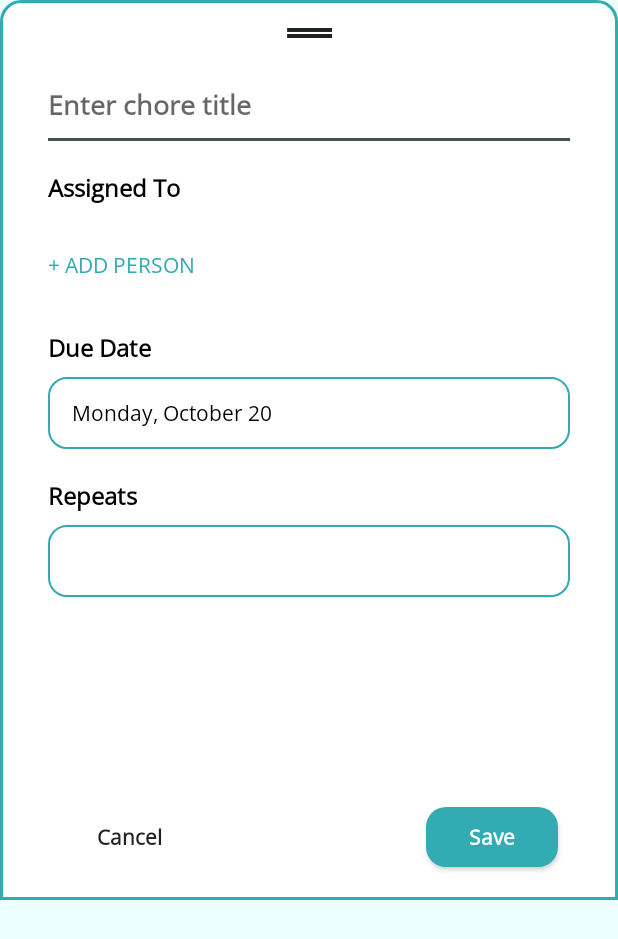
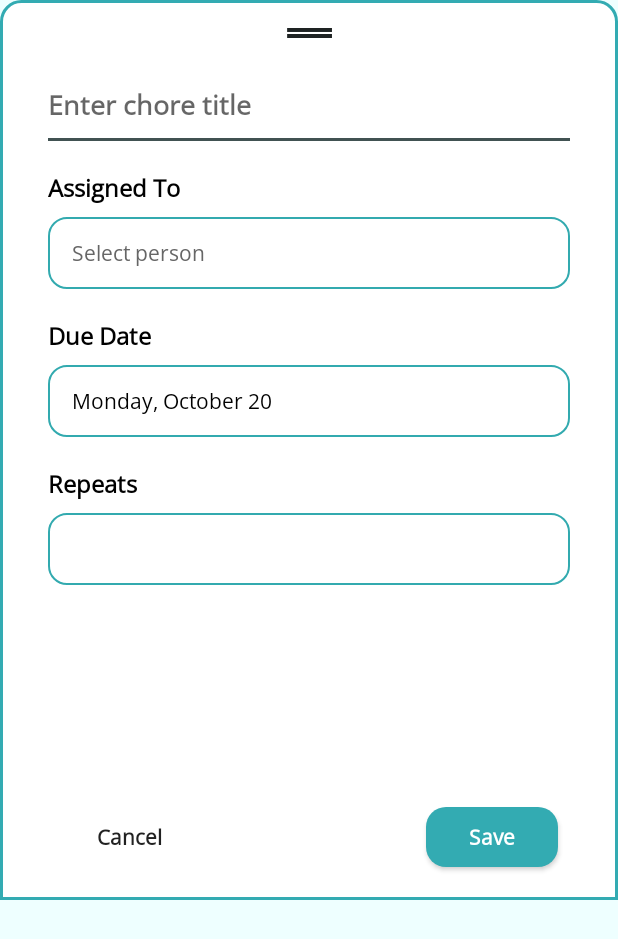
Before and after one commit to haniellejermayn/Kasama, an Android app: the layout layout_bottom_chore_detail.xml on its own in the app's theme, with its tools: preview values and no code run, on a phone screen of 412 x 824 dp. Shown: the top 939 px of the screen. Run offline under Robolectric (Android 15) with nearby library versions, the phone set to English and light mode, and no system bars; Roboto replaces fonts that are not available here.

Commit message:
fix: bottom dialog errors

```diff
--- a/app/src/main/java/com/mobicom/s18/kasama/utils/BottomNoteDialog.kt
+++ b/app/src/main/java/com/mobicom/s18/kasama/utils/BottomNoteDialog.kt
@@ -38,10 +38,5 @@ fun showNoteBottomSheet(
 
     bottomSheet.window?.setBackgroundDrawableResource(R.color.transparent)
     bottomSheet.setContentView(binding.root)
-    bottomSheet.setOnShowListener {
-        val bottomSheetView =
-            bottomSheet.findViewById<View>(com.google.android.material.R.id.design_bottom_sheet)
-        bottomSheetView?.setBackgroundColor(Color.TRANSPARENT)
-    }
     bottomSheet.show()
 }
--- a/app/src/main/res/layout/layout_bottom_chore_detail.xml
+++ b/app/src/main/res/layout/layout_bottom_chore_detail.xml
@@ -5,7 +5,6 @@
     android:layout_width="match_parent"
     android:layout_height="match_parent"
     android:background="@android:color/transparent">
-
     <androidx.constraintlayout.widget.ConstraintLayout
         android:layout_width="0dp"
         android:layout_height="600dp"
@@ -13,7 +12,6 @@
         app:layout_constraintStart_toStartOf="parent"
         app:layout_constraintTop_toTopOf="parent"
         android:background="@drawable/note_tab">
-
         <ImageView
             android:id="@+id/drag_bar"
             android:layout_width="30dp"
@@ -23,7 +21,6 @@
             app:layout_constraintTop_toTopOf="parent"
             app:srcCompat="@drawable/drag_bar"
             tools:srcCompat="@drawable/drag_bar" />
-
         <EditText
             android:id="@+id/edit_text_chore_title"
             android:layout_width="0dp"
@@ -41,7 +38,6 @@
             app:layout_constraintEnd_toEndOf="parent"
             app:layout_constraintStart_toStartOf="parent"
             app:layout_constraintTop_toBottomOf="@+id/drag_bar" />
-
         <LinearLayout
             android:id="@+id/bar"
             android:layout_width="match_parent"
@@ -55,7 +51,7 @@
             app:layout_constraintStart_toStartOf="parent"
             app:layout_constraintTop_toBottomOf="@+id/edit_text_chore_title" />
 
-        <!-- Assigned To Section -->
+        <!-- Assigned To Section - SINGLE ASSIGNMENT -->
         <TextView
             android:id="@+id/label_assigned_to"
             android:layout_width="wrap_content"
@@ -70,6 +66,8 @@
             app:layout_constraintStart_toStartOf="parent"
             app:layout_constraintTop_toBottomOf="@+id/bar" />
 
+        <!-- COMMENTED OUT: ChipGroup for multiple assignments -->
+        <!--
         <com.google.android.material.chip.ChipGroup
             android:id="@+id/chip_group_assigned"
             android:layout_width="0dp"
@@ -82,7 +80,32 @@
             app:layout_constraintStart_toStartOf="parent"
             app:layout_constraintTop_toBottomOf="@+id/label_assigned_to"
             app:singleLine="false" />
+        -->
 
+        <!-- NEW: Single assignment display -->
+        <TextView
+            android:id="@+id/text_assigned_person"
+            android:layout_width="0dp"
+            android:layout_height="48dp"
+            android:layout_marginStart="20dp"
+            android:layout_marginTop="8dp"
+            android:layout_marginEnd="20dp"
+            android:background="@drawable/border"
+            android:clickable="true"
+            android:focusable="true"
+            android:fontFamily="@font/open_sans"
+            android:gravity="center_vertical"
+            android:paddingStart="16dp"
+            android:paddingEnd="16dp"
+            android:text="Select person"
+            android:textColor="#666666"
+            android:textSize="14sp"
+            app:layout_constraintEnd_toEndOf="parent"
+            app:layout_constraintStart_toStartOf="parent"
+            app:layout_constraintTop_toBottomOf="@+id/label_assigned_to" />
+
+        <!-- COMMENTED OUT: Add Person button (replaced by clickable TextView) -->
+        <!--
         <Button
             android:id="@+id/chip_add_assignee"
             android:layout_width="wrap_content"
@@ -96,6 +119,7 @@
             android:textSize="14sp"
             app:layout_constraintStart_toStartOf="parent"
             app:layout_constraintTop_toBottomOf="@+id/chip_group_assigned" />
+        -->
 
         <!-- Due Date Section -->
         <TextView
@@ -110,8 +134,7 @@
             android:textSize="16sp"
             android:textStyle="bold"
             app:layout_constraintStart_toStartOf="parent"
-            app:layout_constraintTop_toBottomOf="@+id/chip_add_assignee" />
-
+            app:layout_constraintTop_toBottomOf="@+id/text_assigned_person" />
         <TextView
             android:id="@+id/text_due_date"
             android:layout_width="0dp"
@@ -147,7 +170,6 @@
             android:textStyle="bold"
             app:layout_constraintStart_toStartOf="parent"
             app:layout_constraintTop_toBottomOf="@+id/text_due_date" />
-
         <Spinner
             android:id="@+id/spinner_repeats"
             android:layout_width="0dp"
@@ -177,7 +199,6 @@
             android:textStyle="bold"
             app:layout_constraintBottom_toBottomOf="parent"
             app:layout_constraintStart_toStartOf="parent" />
-
         <Button
             android:id="@+id/button_save"
             android:layout_width="wrap_content"
@@ -192,6 +213,5 @@
             android:textStyle="bold"
             app:layout_constraintBottom_toBottomOf="parent"
             app:layout_constraintEnd_toEndOf="parent" />
-
     </androidx.constraintlayout.widget.ConstraintLayout>
 </androidx.constraintlayout.widget.ConstraintLayout>
```
Also changed, not shown: app/src/main/java/com/mobicom/s18/kasama/utils/BottomChoreDialog.kt (+52 -27 lines).
